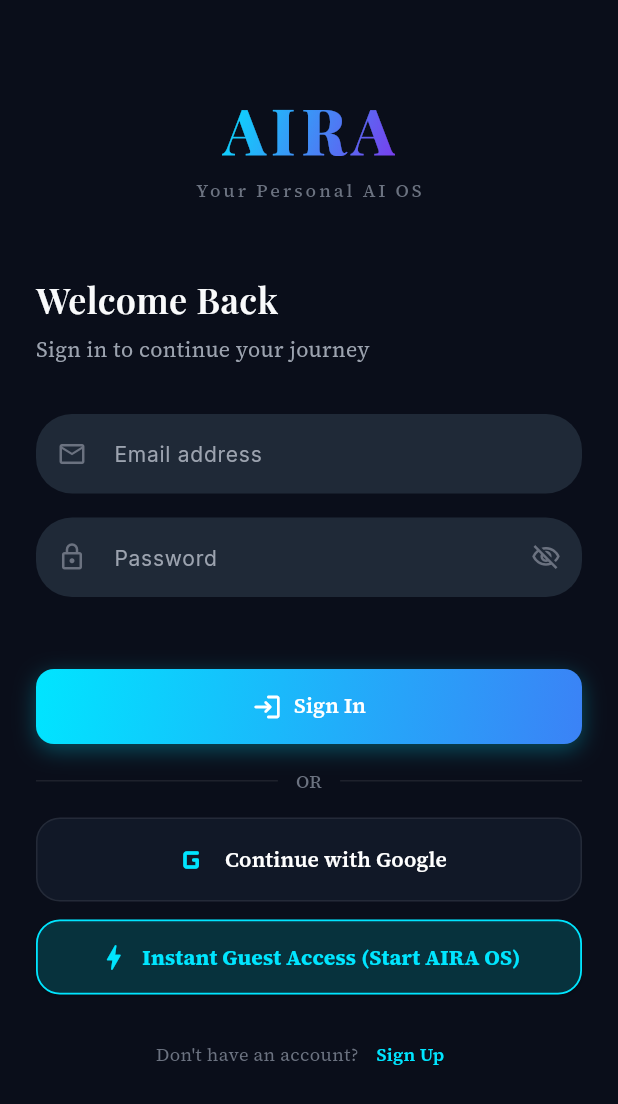
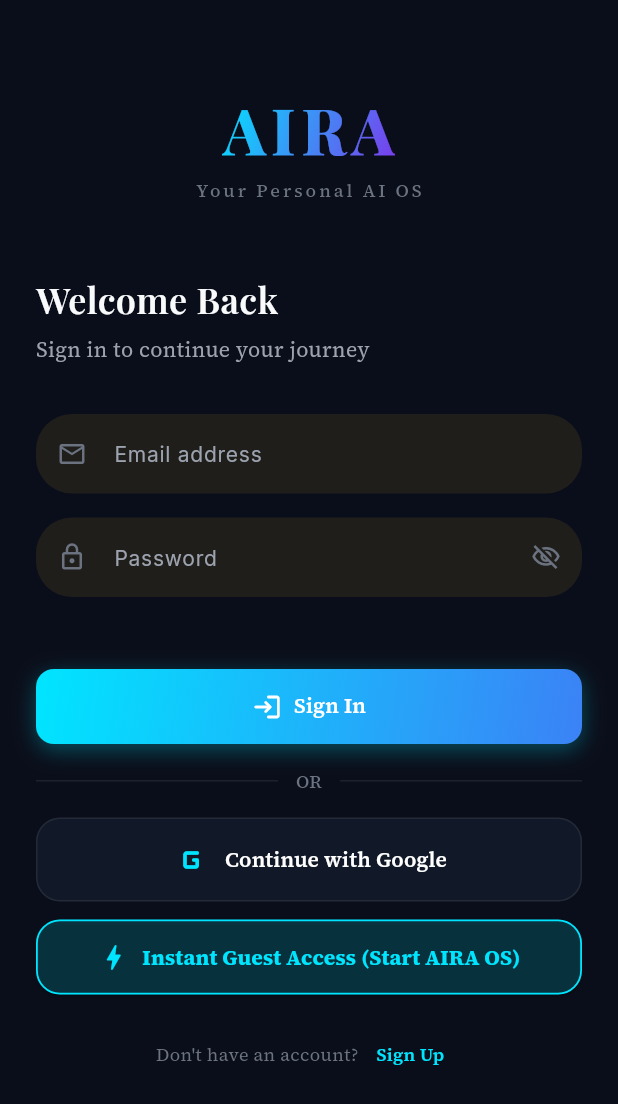
Before and after one commit to Shaikshadik03/AIRA-OS, a Flutter app: the screen it shows after launch, on a phone screen of 412 x 824 dp. Shown: the top 1104 px of the screen. Run offline on Flutter 3.47's test engine with Material 3 defaults, Android fonts, the phone set to English and light mode, and no system bars; our stand-ins replace dio, flutter_animate, flutter_local_notifications, flutter_markdown, flutter_riverpod, flutter_secure_storage and 11 more; accounts and stored records are empty.

Commit message:
style(claude-dark-theme): Apply Claude dark palette (#141413 / #1F1E1B) to AiraThemeData darkTheme, bump version to 1.0.6+7

```diff
--- a/aira_app/lib/core/theme/aira_theme_data.dart
+++ b/aira_app/lib/core/theme/aira_theme_data.dart
@@ -4,10 +4,10 @@
 class AiraThemeData {
   AiraThemeData._();
 
-  // ──────────────────── Dark Theme (ChatGPT / Claude Dark) ────────────────────
+  // ──────────────────── Dark Theme (Claude Minimalist Dark) ────────────────────
   static ThemeData get darkTheme {
-    const bgCanvas = Color(0xFF111827);
-    const bgSurface = Color(0xFF1F2937);
+    const bgCanvas = Color(0xFF141413);
+    const bgSurface = Color(0xFF1F1E1B);
     const accentCyan = Color(0xFF00E5FF);
 
     return ThemeData(
@@ -17,9 +17,9 @@
       primaryColor: accentCyan,
       colorScheme: const ColorScheme.dark(
         primary: accentCyan,
-        secondary: Color(0xFF8B5CF6),
+        secondary: Color(0xFFD97706),
         surface: bgSurface,
-        onSurface: Color(0xFFF9FAFB),
+        onSurface: Color(0xFFF4F3EE),
         onPrimary: Colors.black,
       ),
       textTheme: GoogleFonts.interTextTheme(ThemeData.dark().textTheme).copyWith(
--- a/aira_app/pubspec.yaml
+++ b/aira_app/pubspec.yaml
@@ -1,7 +1,7 @@
 name: aira_app
 description: "AIRA OS - Your Personal AI Operating System"
 publish_to: 'none'
-version: 1.0.5+6
+version: 1.0.6+7
 
 environment:
   sdk: ^3.12.0
```
